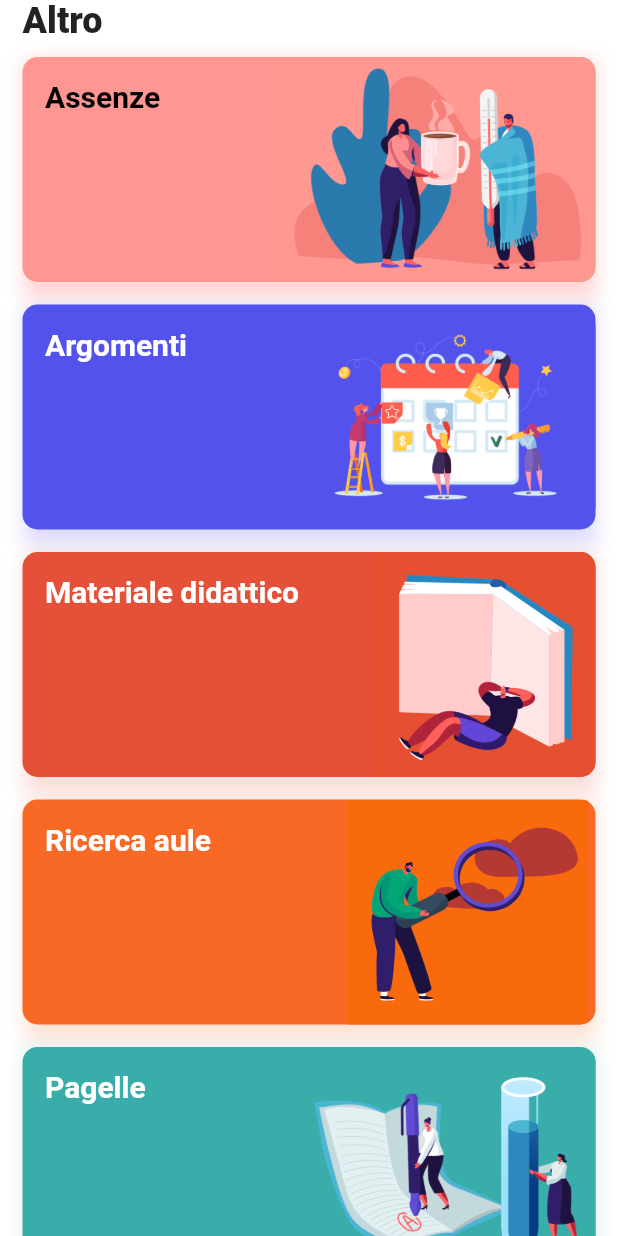
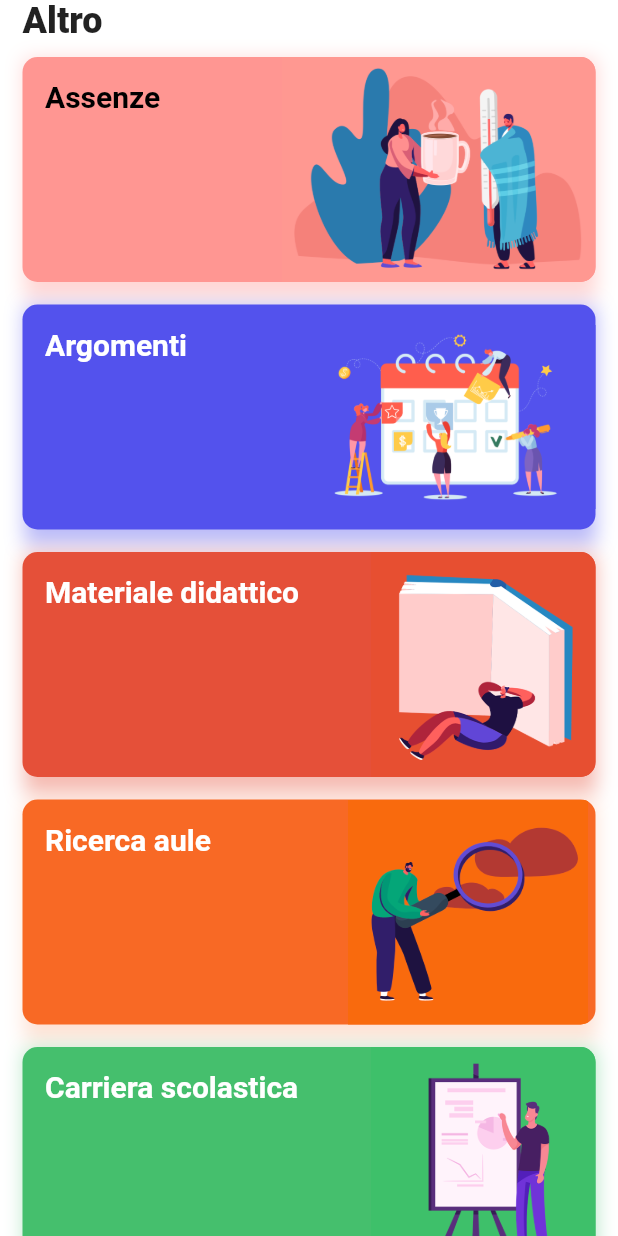
Before and after one commit to is-sobrero/mySobrero, a Flutter app: the AltroView widget shown alone on an empty page, opened directly with empty values, on a phone screen of 412 x 824 dp. Run offline on Flutter 3.47's test engine with Material 2 defaults, Android fonts, the phone set to English and light mode, and no system bars; drawn by our look-alikes of waterfall_flow; our stand-ins replace auto_size_text, cached_network_image, cloud_firestore, expandable, firebase_analytics, firebase_crashlytics and 13 more; missing offline and left inert: flutter_custom_tabs, flutter_statusbarcolor, launch_review; accounts and stored records are empty.

Commit message:
Inizio schermata carriera, compatibilità con i tablet perfezionata

```diff
--- a/lib/altro.dart
+++ b/lib/altro.dart
@@ -1,4 +1,5 @@
 import 'package:flutter/material.dart';
+import 'package:mySobrero/carriera.dart';
 import 'package:mySobrero/pagelle.dart';
 import 'package:mySobrero/ricercaaule.dart';
 import 'package:waterfall_flow/waterfall_flow.dart';
@@ -121,7 +122,7 @@ class _AltroView extends State<AltroView> with AutomaticKeepAliveClientMixin<Alt
                           decoration: new BoxDecoration(
                             boxShadow: <BoxShadow>[
                               BoxShadow(
-                                  color: Color(0xFF5352ed).withOpacity(0.2),
+                                  color: Color(0xFF5352ed).withOpacity(0.4),
                                   offset: const Offset(1.1, 1.1),
                                   blurRadius: 10.0),
                             ],
@@ -172,7 +173,7 @@ class _AltroView extends State<AltroView> with AutomaticKeepAliveClientMixin<Alt
                           decoration: new BoxDecoration(
                             boxShadow: <BoxShadow>[
                               BoxShadow(
-                                  color: Color(0xffe55039).withOpacity(0.2),
+                                  color: Color(0xffe55039).withOpacity(0.4),
                                   offset: const Offset(1.1, 1.1),
                                   blurRadius: 10.0),
                             ],
@@ -263,6 +264,58 @@ class _AltroView extends State<AltroView> with AutomaticKeepAliveClientMixin<Alt
                         Navigator.push(
                           context,
                           MaterialPageRoute(
+                              builder: (context) => CarrieraView(curriculum: response.user.curriculum,),
+                              fullscreenDialog: true
+                          ),
+                        );
+                      },
+                      child: Hero(
+                        tag: "carriera_background",
+                        child: Container(
+                          decoration: new BoxDecoration(
+                            boxShadow: <BoxShadow>[
+                              BoxShadow(
+                                  color: Color(0xff45BF6D).withOpacity(0.4),
+                                  offset: const Offset(1.1, 1.1),
+                                  blurRadius: 10.0),
+                            ],
+                          ),
+                          child: Card(
+                              shape: RoundedRectangleBorder(
+                                borderRadius: BorderRadius.circular(10.0),
+                              ),
+                              elevation: 0,
+                              margin: EdgeInsets.only(bottom: 10),
+                              clipBehavior: Clip.antiAlias,
+                              color: Color(0xff45BF6D),
+                              child: Row(
+                                crossAxisAlignment: CrossAxisAlignment.start,
+                                children: <Widget>[
+                                  Padding(
+                                    padding: const EdgeInsets.all(15),
+                                    child: Text("Carriera scolastica",
+                                        style: TextStyle(
+                                            fontSize: 20,
+                                            fontWeight: FontWeight.bold,
+                                            color: Colors.white)),
+                                  ),
+                                  Spacer(),
+                                  Image.asset(
+                                    "assets/images/carriera.png",
+                                    height: 150,
+                                    fit: BoxFit.fitWidth,
+                                    width: 150,
+                                  )
+                                ],
+                              )),
+                        ),
+                      ),
+                    ),
+                    GestureDetector(
+                      onTap: () {
+                        Navigator.push(
+                          context,
+                          MaterialPageRoute(
                               builder: (context) => PagelleView(response.pagelle),
                               fullscreenDialog: true
                           ),
@@ -274,7 +327,7 @@ class _AltroView extends State<AltroView> with AutomaticKeepAliveClientMixin<Alt
                           decoration: new BoxDecoration(
                             boxShadow: <BoxShadow>[
                               BoxShadow(
-                                  color: Color(0xff38ada9).withOpacity(0.2),
+                                  color: Color(0xff38ada9).withOpacity(0.4),
                                   offset: const Offset(1.1, 1.1),
                                   blurRadius: 10.0),
                             ],
--- a/lib/main.dart
+++ b/lib/main.dart
@@ -1,6 +1,5 @@
 import 'dart:io';
 import 'package:auto_size_text/auto_size_text.dart';
-import 'package:device_preview/device_preview.dart';
 import 'package:flutter/material.dart';
 import 'package:flutter_spinkit/flutter_spinkit.dart';
 import 'package:flutter_statusbarcolor/flutter_statusbarcolor.dart';
--- a/pubspec.yaml
+++ b/pubspec.yaml
@@ -11,7 +11,7 @@ description: La nuova app ufficiale del Sobrero per gli Studenti
 # In iOS, build-name is used as CFBundleShortVersionString while build-number used as CFBundleVersion.
 # Read more about iOS versioning at
 # https://developer.apple.com/library/archive/documentation/General/Reference/InfoPlistKeyReference/Articles/CoreFoundationKeys.html
-version: 2.0.2+17
+version: 2.0.2+19
 
 environment:
   sdk: ">=2.1.0 <3.0.0"
```
Also changed, not shown: lib/carriera.dart (added, +153 -0 lines), lib/mainview.dart (+6 -63 lines), assets/images/carriera.png (added), 2 other files.
